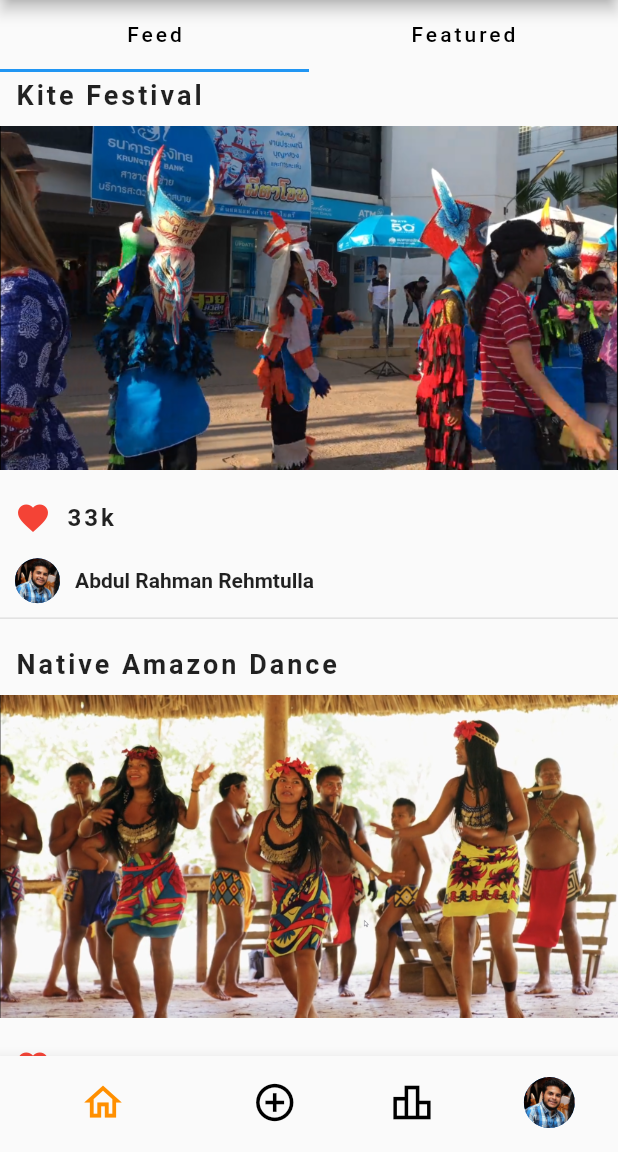
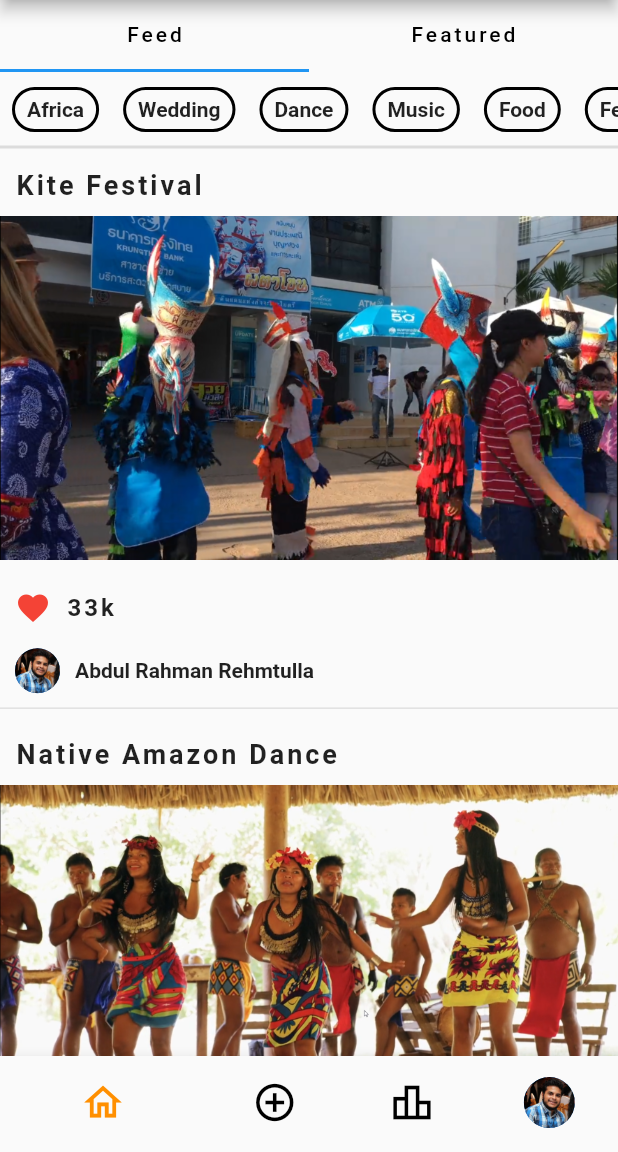
Before and after one commit to bijuice/CultureCapture_Prototype, a Flutter app: the screen it shows after launch, on a phone screen of 412 x 824 dp, the part 84-1236 px from its top. Run offline on Flutter 3.47's test engine with Material 2 defaults, Android fonts, the phone set to English and light mode, and no system bars; our stand-ins replace chewie, expandable, video_player.

Commit message:
fixed stuff

```diff
--- a/lib/screens/Feed.dart
+++ b/lib/screens/Feed.dart
@@ -1,4 +1,5 @@
 import 'package:flutter/material.dart';
+import 'package:flutter/rendering.dart';
 import '../services/posts.dart';
 import 'Video.dart';
 
@@ -34,8 +35,18 @@ List<Post> _posts = [
       avatar: 'assets/images/foryou.jpg')
 ];
 
+List<String> tags = [
+  'Africa',
+  'Wedding',
+  'Dance',
+  'Music',
+  'Food',
+  'Festival',
+];
+
 //Entire homepage feed
 class Feed extends StatelessWidget {
+  //TODO: add tags
   @override
   Widget build(BuildContext context) {
     return DefaultTabController(
@@ -80,7 +91,41 @@ class Main extends StatelessWidget {
 
   @override
   Widget build(BuildContext context) {
-    return ListView.builder(
+    return Column(
+      children: [
+        SizedBox(
+          height: 10,
+        ),
+        Container(
+          height: 30,
+          child: ListView.builder(
+              scrollDirection: Axis.horizontal,
+              itemCount: tags.length,
+              itemBuilder: (context, index) {
+                return Padding(
+                  padding: const EdgeInsets.fromLTRB(8, 0, 8, 0),
+                  child: Container(
+                    decoration: BoxDecoration(
+                        border: Border.all(color: Colors.black, width: 2),
+                        borderRadius: BorderRadius.all(Radius.circular(20))),
+                    child: Center(
+                        child: Padding(
+                      padding: const EdgeInsets.fromLTRB(8, 0, 8, 0),
+                      child: Text(
+                        tags[index],
+                        style: TextStyle(fontWeight: FontWeight.bold),
+                      ),
+                    )),
+                  ),
+                );
+              }),
+        ),
+        Divider(
+          height: 20,
+          thickness: 2,
+        ),
+        Expanded(
+          child: ListView.builder(
             itemCount: _posts.length,
             itemBuilder: (context, index) {
               return Padding(
@@ -171,6 +216,9 @@ class Main extends StatelessWidget {
                 ),
               );
             },
+          ),
+        ),
+      ],
     );
   }
 }
--- /dev/null
+++ b/lib/services/comments.dart
@@ -0,0 +1,4 @@
+class Comments {
+  String user, comment;
+  Comments({this.user, this.comment});
+}
```
Also changed, not shown: lib/screens/Video.dart (+83 -30 lines). Lines whose indentation alone changed are shown as unchanged.
